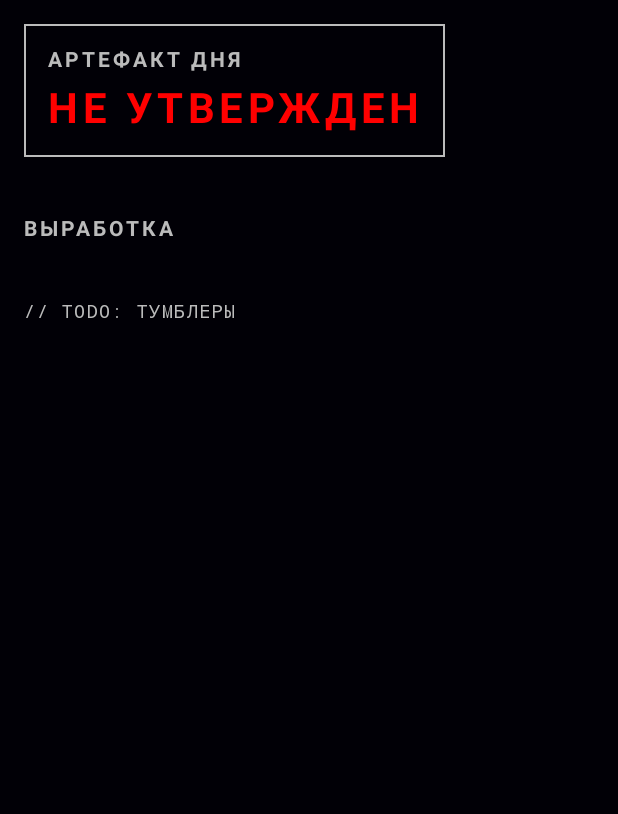
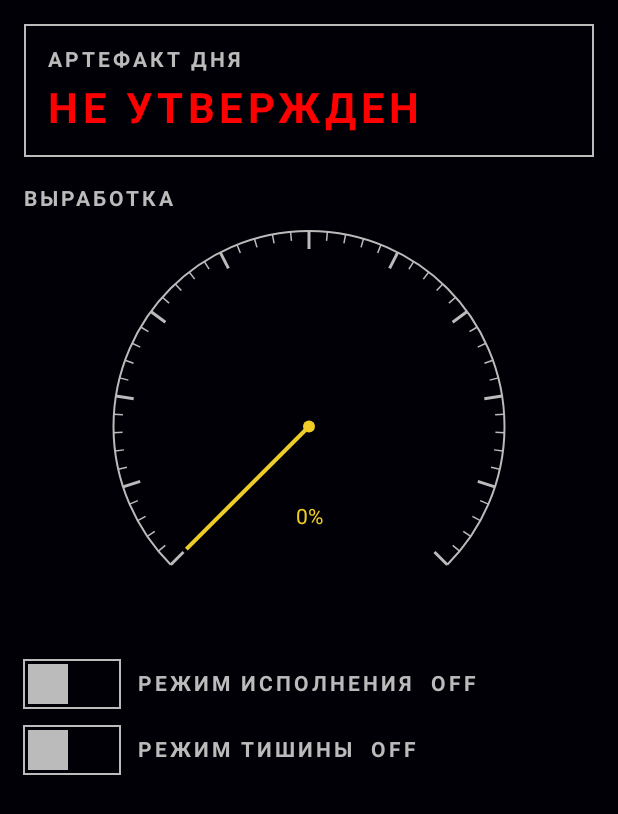
Before and after one commit to igorverevkin1992/avangard-app, an Android app built with Jetpack Compose: the screen it shows after launch (MainActivity), on a phone screen of 412 x 824 dp. Shown: the top 814 px of the screen. Run offline under Robolectric (Android 15) with nearby library versions, the phone set to English and light mode, and no system bars; our stand-ins replace Dagger/Hilt's generated code, Room's generated code.

Commit message:
feat(dashboard): industrial gauge + toggles wired to ViewModel (Phase 2)
- IndustrialToggle: Canvas switch, no ripple, gray->yellow on engage,
  linear 120ms knob slide
- IndustrialGauge: 270deg radial dial with major/minor ticks via
  trigonometric tick placement, rememberTextMeasurer for caption,
  linear needle animation (no overshoot)
- DashboardViewModel combines today report + focus/silence flags into
  a single StateFlow<DashboardState>
- DashboardScreen renders TARGET block, gauge, and two toggles
- ViewModel tests with FakeReportRepository + FakeClock

```diff
--- /dev/null
+++ b/app/src/main/java/com/avangard/app/core/ui/components/IndustrialGauge.kt
@@ -0,0 +1,131 @@
+package com.avangard.app.core.ui.components
+
+import androidx.compose.animation.core.LinearEasing
+import androidx.compose.animation.core.animateFloatAsState
+import androidx.compose.animation.core.tween
+import androidx.compose.foundation.Canvas
+import androidx.compose.runtime.Composable
+import androidx.compose.runtime.getValue
+import androidx.compose.ui.Modifier
+import androidx.compose.ui.geometry.Offset
+import androidx.compose.ui.geometry.Size
+import androidx.compose.ui.graphics.Color
+import androidx.compose.ui.graphics.drawscope.Stroke
+import androidx.compose.ui.text.TextStyle
+import androidx.compose.ui.text.rememberTextMeasurer
+import androidx.compose.ui.text.drawText
+import com.avangard.app.ui.theme.MachineColors
+import kotlin.math.cos
+import kotlin.math.min
+import kotlin.math.sin
+
+/**
+ * Radial industrial gauge (manometer-style).
+ *
+ * Sweep is fixed at 270° starting from the south-west position (135°). Major
+ * ticks divide the arc into [majorTicks] segments; each major segment is
+ * subdivided by [minorTicksPerMajor]. The needle is animated linearly to keep
+ * the motion mechanical (no overshoot).
+ */
+@Composable
+fun IndustrialGauge(
+    progress: Float,
+    modifier: Modifier = Modifier,
+    majorTicks: Int = 10,
+    minorTicksPerMajor: Int = 5,
+    label: String? = null,
+    valueColor: Color = MachineColors.IndicationYellow,
+    frameColor: Color = MachineColors.OutlineGray,
+    textColor: Color = MachineColors.TextPrimary,
+) {
+    val clamped = progress.coerceIn(0f, 1f)
+    val animated by animateFloatAsState(
+        targetValue = clamped,
+        animationSpec = tween(durationMillis = 300, easing = LinearEasing),
+        label = "needle",
+    )
+    val textMeasurer = rememberTextMeasurer()
+    val labelStyle = TextStyle(color = textColor)
+
+    val startAngle = 135f
+    val sweep = 270f
+
+    Canvas(modifier = modifier) {
+        val cx = size.width / 2f
+        val cy = size.height / 2f
+        val radius = min(cx, cy) - 8f
+        val innerMajor = radius - 18f
+        val innerMinor = radius - 9f
+
+        // Outer arc
+        drawArc(
+            color = frameColor,
+            startAngle = startAngle,
+            sweepAngle = sweep,
+            useCenter = false,
+            topLeft = Offset(cx - radius, cy - radius),
+            size = Size(radius * 2, radius * 2),
+            style = Stroke(width = 2f),
+        )
+
+        // Tick marks
+        val totalSteps = majorTicks * minorTicksPerMajor
+        for (step in 0..totalSteps) {
+            val isMajor = step % minorTicksPerMajor == 0
+            val angleDeg = startAngle + sweep * step / totalSteps
+            val rad = Math.toRadians(angleDeg.toDouble())
+            val outerX = cx + radius * cos(rad).toFloat()
+            val outerY = cy + radius * sin(rad).toFloat()
+            val innerR = if (isMajor) innerMajor else innerMinor
+            val innerX = cx + innerR * cos(rad).toFloat()
+            val innerY = cy + innerR * sin(rad).toFloat()
+            drawLine(
+                color = frameColor,
+                start = Offset(innerX, innerY),
+                end = Offset(outerX, outerY),
+                strokeWidth = if (isMajor) 3f else 1.5f,
+            )
+        }
+
+        // Needle
+        val needleAngle = startAngle + sweep * animated
+        val needleRad = Math.toRadians(needleAngle.toDouble())
+        val needleEndX = cx + (radius - 22f) * cos(needleRad).toFloat()
+        val needleEndY = cy + (radius - 22f) * sin(needleRad).toFloat()
+        drawLine(
+            color = valueColor,
+            start = Offset(cx, cy),
+            end = Offset(needleEndX, needleEndY),
+            strokeWidth = 4f,
+        )
+        // Hub
+        drawCircle(color = valueColor, radius = 6f, center = Offset(cx, cy))
+
+        // Centred numeric readout
+        val percent = (animated * 100).toInt().toString() + "%"
+        val measured = textMeasurer.measure(text = percent, style = labelStyle)
+        drawText(
+            textMeasurer = textMeasurer,
+            text = percent,
+            style = labelStyle.copy(color = valueColor),
+            topLeft = Offset(
+                x = cx - measured.size.width / 2f,
+                y = cy + radius * 0.4f,
+            ),
+        )
+
+        // Optional caption above the readout
+        if (label != null) {
+            val captionMeasured = textMeasurer.measure(text = label, style = labelStyle)
+            drawText(
+                textMeasurer = textMeasurer,
+                text = label,
+                style = labelStyle.copy(color = textColor),
+                topLeft = Offset(
+                    x = cx - captionMeasured.size.width / 2f,
+                    y = cy - radius * 0.55f,
+                ),
+            )
+        }
+    }
+}
--- /dev/null
+++ b/app/src/main/java/com/avangard/app/core/ui/components/IndustrialToggle.kt
@@ -0,0 +1,72 @@
+package com.avangard.app.core.ui.components
+
+import androidx.compose.animation.core.LinearEasing
+import androidx.compose.animation.core.animateFloatAsState
+import androidx.compose.animation.core.tween
+import androidx.compose.foundation.Canvas
+import androidx.compose.foundation.clickable
+import androidx.compose.foundation.interaction.MutableInteractionSource
+import androidx.compose.foundation.layout.Arrangement
+import androidx.compose.foundation.layout.Row
+import androidx.compose.foundation.layout.size
+import androidx.compose.material3.MaterialTheme
+import androidx.compose.material3.Text
+import androidx.compose.runtime.Composable
+import androidx.compose.runtime.getValue
+import androidx.compose.runtime.remember
+import androidx.compose.ui.Alignment
+import androidx.compose.ui.Modifier
+import androidx.compose.ui.geometry.Offset
+import androidx.compose.ui.geometry.Size
+import androidx.compose.ui.graphics.drawscope.Stroke
+import androidx.compose.ui.unit.dp
+import com.avangard.app.ui.theme.MachineColors
+
+/**
+ * Hardware-style toggle: no ripple, no shadows. Mirrors the state shift of a
+ * physical switch — gray when off, signal yellow when engaged.
+ */
+@Composable
+fun IndustrialToggle(
+    label: String,
+    checked: Boolean,
+    onCheckedChange: (Boolean) -> Unit,
+    modifier: Modifier = Modifier,
+) {
+    val activeColor = MachineColors.IndicationYellow
+    val inactiveColor = MachineColors.OutlineGray
+    val color = if (checked) activeColor else inactiveColor
+    val knobOffset by animateFloatAsState(
+        targetValue = if (checked) 1f else 0f,
+        animationSpec = tween(durationMillis = 120, easing = LinearEasing),
+        label = "knob",
+    )
+    val interactionSource = remember { MutableInteractionSource() }
+
+    Row(
+        modifier = modifier.clickable(
+            interactionSource = interactionSource,
+            indication = null,
+            onClick = { onCheckedChange(!checked) },
+        ),
+        verticalAlignment = Alignment.CenterVertically,
+        horizontalArrangement = Arrangement.spacedBy(12.dp),
+    ) {
+        Canvas(modifier = Modifier.size(width = 64.dp, height = 32.dp)) {
+            drawRect(color = color, style = Stroke(width = 2f))
+            val padding = 4f
+            val knobSize = size.height - padding * 2
+            val knobX = padding + knobOffset * (size.width - size.height)
+            drawRect(
+                color = color,
+                topLeft = Offset(knobX, padding),
+                size = Size(knobSize, knobSize),
+            )
+        }
+        Text(
+            text = "$label  ${if (checked) "ON" else "OFF"}",
+            color = color,
+            style = MaterialTheme.typography.labelLarge,
+        )
+    }
+}
--- a/app/src/main/java/com/avangard/app/feature/dashboard/DashboardScreen.kt
+++ b/app/src/main/java/com/avangard/app/feature/dashboard/DashboardScreen.kt
@@ -3,52 +3,81 @@ package com.avangard.app.feature.dashboard
 import androidx.compose.foundation.background
 import androidx.compose.foundation.border
 import androidx.compose.foundation.layout.Arrangement
+import androidx.compose.foundation.layout.Box
 import androidx.compose.foundation.layout.Column
 import androidx.compose.foundation.layout.Spacer
+import androidx.compose.foundation.layout.aspectRatio
 import androidx.compose.foundation.layout.fillMaxSize
+import androidx.compose.foundation.layout.fillMaxWidth
 import androidx.compose.foundation.layout.height
 import androidx.compose.foundation.layout.padding
 import androidx.compose.material3.MaterialTheme
 import androidx.compose.material3.Text
 import androidx.compose.runtime.Composable
+import androidx.compose.runtime.collectAsState
+import androidx.compose.runtime.getValue
+import androidx.compose.ui.Alignment
 import androidx.compose.ui.Modifier
 import androidx.compose.ui.res.stringResource
 import androidx.compose.ui.tooling.preview.Preview
 import androidx.compose.ui.unit.dp
+import androidx.hilt.navigation.compose.hiltViewModel
 import com.avangard.app.R
+import com.avangard.app.core.ui.components.IndustrialGauge
+import com.avangard.app.core.ui.components.IndustrialToggle
 import com.avangard.app.ui.theme.MachineColors
 import com.avangard.app.ui.theme.MachineTheme
 
 @Composable
-fun DashboardScreen(modifier: Modifier = Modifier) {
+fun DashboardScreen(
+    modifier: Modifier = Modifier,
+    viewModel: DashboardViewModel = hiltViewModel(),
+) {
+    val state by viewModel.state.collectAsState()
+    DashboardContent(
+        state = state,
+        onFocusToggle = viewModel::setFocusMode,
+        onSilenceToggle = viewModel::setSilenceMode,
+        modifier = modifier,
+    )
+}
+
+@Composable
+internal fun DashboardContent(
+    state: DashboardState,
+    onFocusToggle: (Boolean) -> Unit,
+    onSilenceToggle: (Boolean) -> Unit,
+    modifier: Modifier = Modifier,
+) {
     Column(
         modifier = modifier
             .fillMaxSize()
             .background(MachineColors.Background)
             .padding(16.dp),
-        verticalArrangement = Arrangement.spacedBy(16.dp),
+        verticalArrangement = Arrangement.spacedBy(20.dp),
     ) {
-        TargetBlock()
-        Spacer(Modifier.height(8.dp))
-        Text(
-            text = stringResource(R.string.dashboard_progress_label),
-            color = MachineColors.OutlineGray,
-            style = MaterialTheme.typography.labelLarge,
-        )
-        // TODO Phase 2: Gauge (Canvas) here
-        Spacer(Modifier.height(8.dp))
-        Text(
-            text = "// TODO: ТУМБЛЕРЫ",
-            color = MachineColors.OutlineGray,
-            style = MaterialTheme.typography.labelMedium,
-        )
+        TargetBlock(state.targetArtifact, isFailure = state.isInitialized && !state.isCompleted)
+        GaugeBlock(progress = state.progress)
+        Column(verticalArrangement = Arrangement.spacedBy(12.dp)) {
+            IndustrialToggle(
+                label = stringResource(R.string.toggle_focus_mode),
+                checked = state.focusMode,
+                onCheckedChange = onFocusToggle,
+            )
+            IndustrialToggle(
+                label = stringResource(R.string.toggle_silence),
+                checked = state.silenceMode,
+                onCheckedChange = onSilenceToggle,
+            )
+        }
     }
 }
 
 @Composable
-private fun TargetBlock() {
+private fun TargetBlock(target: String?, isFailure: Boolean) {
     Column(
         modifier = Modifier
+            .fillMaxWidth()
             .border(width = 1.dp, color = MachineColors.OutlineGray)
             .padding(16.dp),
     ) {
@@ -59,15 +88,44 @@ private fun TargetBlock() {
         )
         Spacer(Modifier.height(8.dp))
         Text(
-            text = stringResource(R.string.dashboard_target_empty),
-            color = MachineColors.SignalRed,
+            text = target ?: stringResource(R.string.dashboard_target_empty),
+            color = if (target == null || isFailure) MachineColors.SignalRed else MachineColors.TextPrimary,
             style = MaterialTheme.typography.headlineLarge,
         )
     }
 }
 
-@Preview(showBackground = true, backgroundColor = 0xFF010006)
 @Composable
-private fun DashboardPreview() {
-    MachineTheme { DashboardScreen() }
+private fun GaugeBlock(progress: Float) {
+    Column(modifier = Modifier.fillMaxWidth()) {
+        Text(
+            text = stringResource(R.string.dashboard_progress_label),
+            color = MachineColors.OutlineGray,
+            style = MaterialTheme.typography.labelLarge,
+        )
+        Spacer(Modifier.height(8.dp))
+        Box(
+            modifier = Modifier
+                .fillMaxWidth()
+                .aspectRatio(1.4f),
+            contentAlignment = Alignment.Center,
+        ) {
+            IndustrialGauge(
+                progress = progress,
+                modifier = Modifier.fillMaxSize(),
+            )
+        }
+    }
 }
+
+@Preview(showBackground = true, backgroundColor = 0xFF010006, widthDp = 360, heightDp = 700)
+@Composable
+private fun DashboardEmptyPreview() {
+    MachineTheme {
+        DashboardContent(
+            state = DashboardState(),
+            onFocusToggle = {},
+            onSilenceToggle = {},
+        )
+    }
+}
--- /dev/null
+++ b/app/src/main/java/com/avangard/app/feature/dashboard/DashboardViewModel.kt
@@ -0,0 +1,57 @@
+package com.avangard.app.feature.dashboard
+
+import androidx.lifecycle.ViewModel
+import androidx.lifecycle.viewModelScope
+import com.avangard.app.core.domain.model.DailyReport
+import com.avangard.app.core.domain.model.SystemFlag
+import com.avangard.app.core.domain.usecase.ObserveTodayReportUseCase
+import com.avangard.app.core.domain.usecase.ToggleSwitchUseCase
+import dagger.hilt.android.lifecycle.HiltViewModel
+import javax.inject.Inject
+import kotlinx.coroutines.flow.SharingStarted
+import kotlinx.coroutines.flow.StateFlow
+import kotlinx.coroutines.flow.combine
+import kotlinx.coroutines.flow.stateIn
+import kotlinx.coroutines.launch
+
+data class DashboardState(
+    val report: DailyReport? = null,
+    val focusMode: Boolean = false,
+    val silenceMode: Boolean = false,
+) {
+    val targetArtifact: String? get() = report?.targetArtifact
+    val isInitialized: Boolean get() = report != null
+    val isCompleted: Boolean get() = report?.isCompleted == true
+    val progress: Float get() = when {
+        report == null -> 0f
+        report.isCompleted -> 1f
+        else -> 0.5f
+    }
+}
+
+@HiltViewModel
+class DashboardViewModel @Inject constructor(
+    observeToday: ObserveTodayReportUseCase,
+    private val toggle: ToggleSwitchUseCase,
+) : ViewModel() {
+
+    val state: StateFlow<DashboardState> = combine(
+        observeToday(),
+        toggle.observe(SystemFlag.FocusMode),
+        toggle.observe(SystemFlag.SilenceMode),
+    ) { report, focus, silence ->
+        DashboardState(report = report, focusMode = focus, silenceMode = silence)
+    }.stateIn(
+        scope = viewModelScope,
+        started = SharingStarted.WhileSubscribed(5_000),
+        initialValue = DashboardState(),
+    )
+
+    fun setFocusMode(enabled: Boolean) = viewModelScope.launch {
+        toggle.set(SystemFlag.FocusMode, enabled)
+    }
+
+    fun setSilenceMode(enabled: Boolean) = viewModelScope.launch {
+        toggle.set(SystemFlag.SilenceMode, enabled)
+    }
+}
```
Also changed, not shown: 1 other file.
